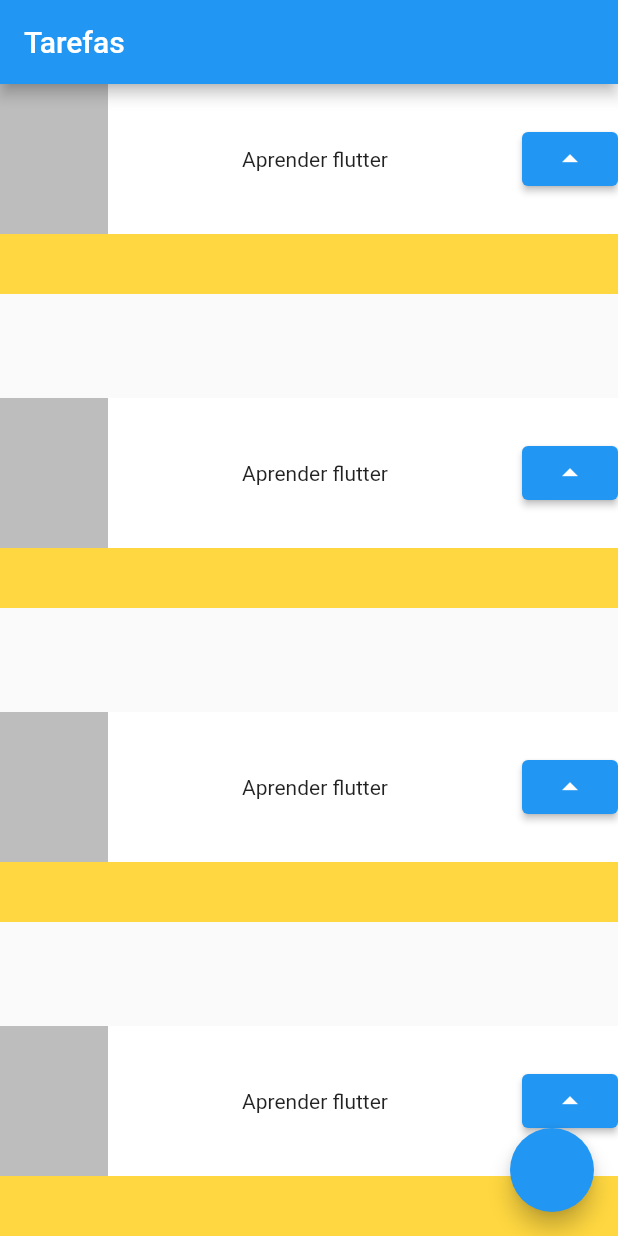
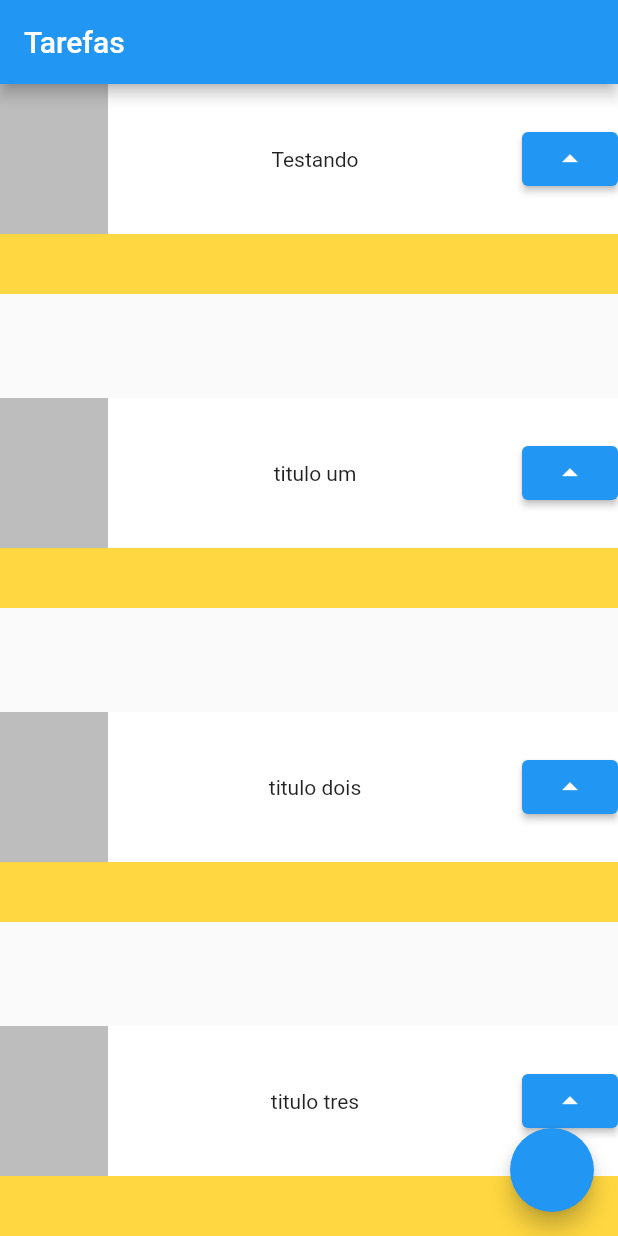
Before and after one commit to GabrielTrigueiro/task_manager, a Flutter app: the screen it shows after launch, on a phone screen of 412 x 824 dp. Run offline on Flutter 3.47's test engine with Material 2 defaults, Android fonts, the phone set to English and light mode, and no system bars.

Commit message:
adicionando atributos na task

```diff
--- a/lib/main.dart
+++ b/lib/main.dart
@@ -22,10 +22,10 @@ class MyApp extends StatelessWidget {
         body: Column(
           mainAxisAlignment: MainAxisAlignment.spaceBetween,
           children: [
-            Task(),
-            Task(),
-            Task(),
-            Task(),
+            Task('Testando'),
+            Task('titulo um'),
+            Task('titulo dois'),
+            Task('titulo tres'),
           ],
         ),
         floatingActionButton: FloatingActionButton(
@@ -37,12 +37,12 @@ class MyApp extends StatelessWidget {
 }
 
 class Task extends StatelessWidget {
-  const Task({Key? key}) : super(key: key);
+  final String titulo;
+  const Task(this.titulo, {Key? key}) : super(key: key);
 
   @override
   Widget build(BuildContext context) {
-    return Container(
-      child: Stack(
+    return Stack(
       children: [
         Container(
           color: Colors.amberAccent,
@@ -51,21 +51,18 @@ class Task extends StatelessWidget {
         Container(
           color: Colors.white,
           height: 100,
-            child: Row(
-                mainAxisAlignment: MainAxisAlignment.spaceBetween,
-                children: [
+          child:
+              Row(mainAxisAlignment: MainAxisAlignment.spaceBetween, children: [
             Container(
               color: Colors.black26,
               width: 72,
               height: 100,
             ),
-                  Text('Aprender flutter'),
-                  ElevatedButton(
-                      onPressed: () {}, child: Icon(Icons.arrow_drop_up))
+            Text(titulo),
+            ElevatedButton(onPressed: () {}, child: Icon(Icons.arrow_drop_up))
           ]),
         )
       ],
-      ),
     );
   }
 }
```
Lines whose indentation alone changed are shown as unchanged.
